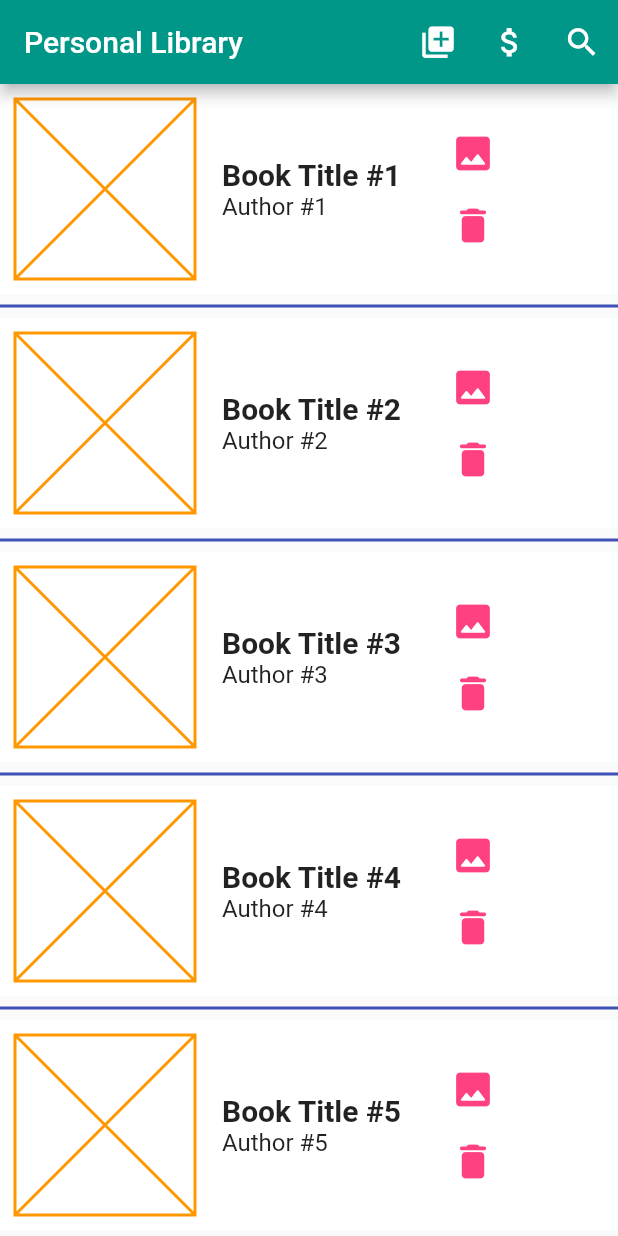
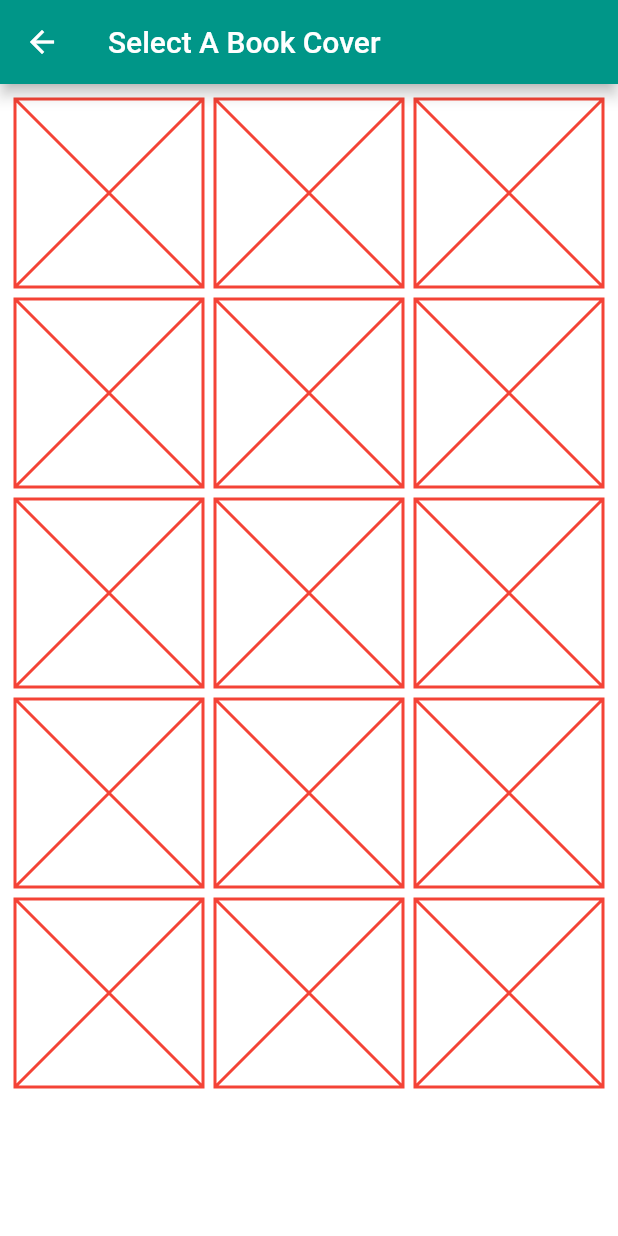
Before and after one commit to msanders-code/New_app, a Flutter app: the screen it shows after launch, after a tap on the "photo" icon, on a phone screen of 412 x 824 dp. Run offline on Flutter 3.47's test engine with Material 2 defaults, Android fonts, the light colour scheme and no system bars; our stand-ins replace line_awesome_flutter.

Commit message:
Added Page routing to a second page for cover art and gave that page a grid for covers.

```diff
--- a/library_app/lib/main.dart
+++ b/library_app/lib/main.dart
@@ -17,6 +17,8 @@ class MyApp extends StatefulWidget {
 // App state to enable navigation
 class _MyAppState extends State<MyApp> {
   bool isHome = true;
+  bool comparePrice = false;
+  bool selectCover = false;
 
   @override
   Widget build(BuildContext context) {
@@ -30,18 +32,29 @@ class _MyAppState extends State<MyApp> {
             MaterialPage(
               child: MyHomePage(
                 title: 'Personal Library',
-                setHomeScreen: (screenValue) {
+                setScreen: (homeScreen, priceScreen, imageScreen) {
                   setState(() {
-                    isHome = screenValue;
+                    isHome = homeScreen;
+                    comparePrice = priceScreen;
+                    selectCover = imageScreen;
                   });
                 },
               ),
             ),
-            if (isHome == false) const MaterialPage(child: PriceComparisson())
+            if (comparePrice == true)
+              const MaterialPage(
+                  child: PriceComparisson(
+                title: 'Compare Book Prices',
+              )),
+            if (selectCover == true)
+              const MaterialPage(
+                  child: BookCovers(title: 'Select A Book Cover')),
           ],
           onPopPage: (route, result) {
             bool popStatus = route.didPop(result);
             if (popStatus == true) {
+              comparePrice = false;
+              selectCover = false;
               isHome = true;
             }
             return isHome;
@@ -53,9 +66,9 @@ class _MyAppState extends State<MyApp> {
 // The home page of the application.
 class MyHomePage extends StatefulWidget {
   final String title;
-  final Function setHomeScreen;
+  final Function setScreen;
 
-  const MyHomePage({Key? key, required this.title, required this.setHomeScreen})
+  const MyHomePage({Key? key, required this.title, required this.setScreen})
       : super(key: key);
 
   @override
@@ -80,7 +93,7 @@ class _MyHomePageState extends State<MyHomePage> {
           IconButton(
             onPressed: () => setState(() {
               _PriceComparissonState;
-              widget.setHomeScreen(false);
+              widget.setScreen(false, true, false);
             }),
             icon: const Icon(Icons.attach_money),
             iconSize: 25,
@@ -102,8 +115,9 @@ class _MyHomePageState extends State<MyHomePage> {
               child: Row(
                 textDirection: TextDirection.ltr,
                 children: <Widget>[
+                  // Will be image widget eventually
                   const Placeholder(
-                    color: Colors.orange,
+                    color: Colors.red,
                     fallbackHeight: 120,
                     fallbackWidth: 120,
                   ),
@@ -138,7 +152,10 @@ class _MyHomePageState extends State<MyHomePage> {
                       crossAxisAlignment: CrossAxisAlignment.start,
                       children: <Widget>[
                         IconButton(
-                            onPressed: () {},
+                            onPressed: () => setState(() {
+                                  _BookCoversState;
+                                  widget.setScreen(false, false, true);
+                                }),
                             icon: const Icon(
                               Icons.photo_rounded,
                               color: Colors.pinkAccent,
@@ -167,7 +184,9 @@ class _MyHomePageState extends State<MyHomePage> {
 
 // Price Comparisson Page
 class PriceComparisson extends StatefulWidget {
-  const PriceComparisson({Key? key}) : super(key: key);
+  final String title;
+
+  const PriceComparisson({Key? key, required this.title}) : super(key: key);
 
   @override
   State<PriceComparisson> createState() => _PriceComparissonState();
@@ -178,11 +197,12 @@ class _PriceComparissonState extends State<PriceComparisson> {
   Widget build(BuildContext context) {
     // Returns the price comparisson page
     return Scaffold(
-        appBar: AppBar(
-          primary: true,
-          title: const Text('Price Comparisson Page'),
-        ),
-        body: const TextInputCompare());
+      appBar: AppBar(
+        primary: true,
+        title: Text(widget.title),
+      ),
+      body: const TextInputCompare(),
+    );
   }
 }
 
@@ -274,3 +294,41 @@ class _TextInputCompare extends State<TextInputCompare> {
     );
   }
 }
+
+// Widget to see a grid of book cover selections
+
+class BookCovers extends StatefulWidget {
+  final String title;
+  const BookCovers({Key? key, required this.title}) : super(key: key);
+
+  @override
+  _BookCoversState createState() => _BookCoversState();
+}
+
+class _BookCoversState extends State<BookCovers> {
+  @override
+  Widget build(BuildContext context) {
+    return Scaffold(
+      appBar: AppBar(
+        title: Text(widget.title),
+        primary: true,
+      ),
+      body: Container(
+        padding: const EdgeInsets.all(10),
+        color: Colors.white,
+        child: GridView.count(
+          crossAxisSpacing: 8,
+          mainAxisSpacing: 8,
+          crossAxisCount: 3,
+          children: List.generate(15, (int index) {
+            return const Placeholder(
+              color: Colors.red,
+              fallbackHeight: 100,
+              fallbackWidth: 100,
+            );
+          }),
+        ),
+      ),
+    );
+  }
+}
```
